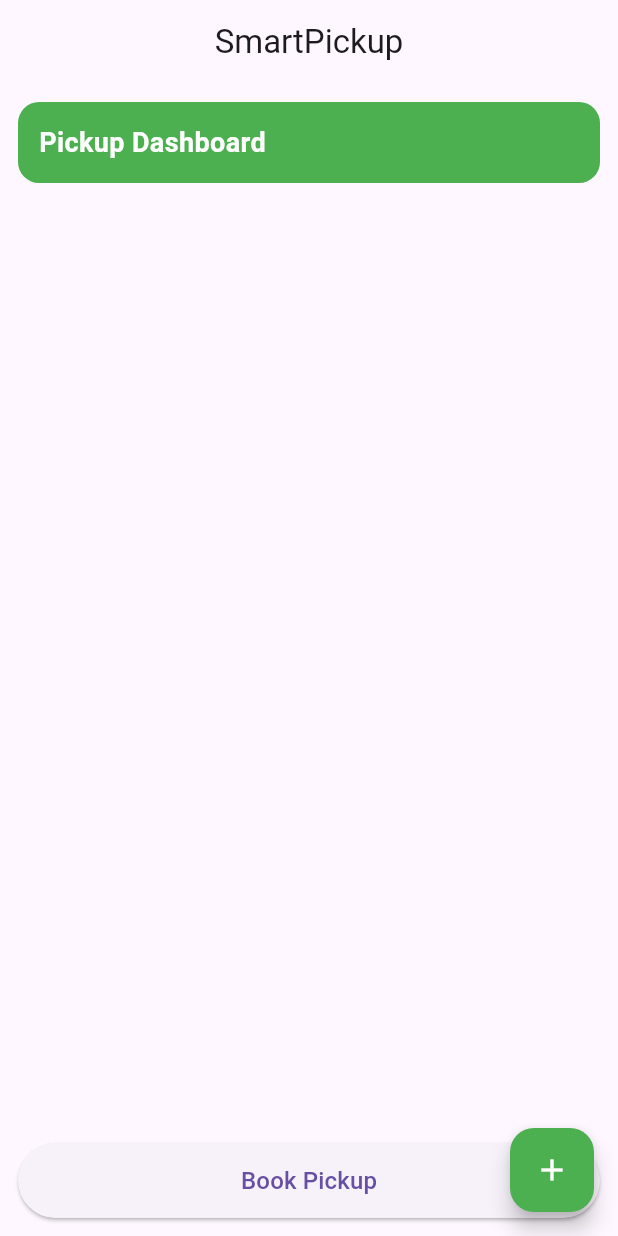
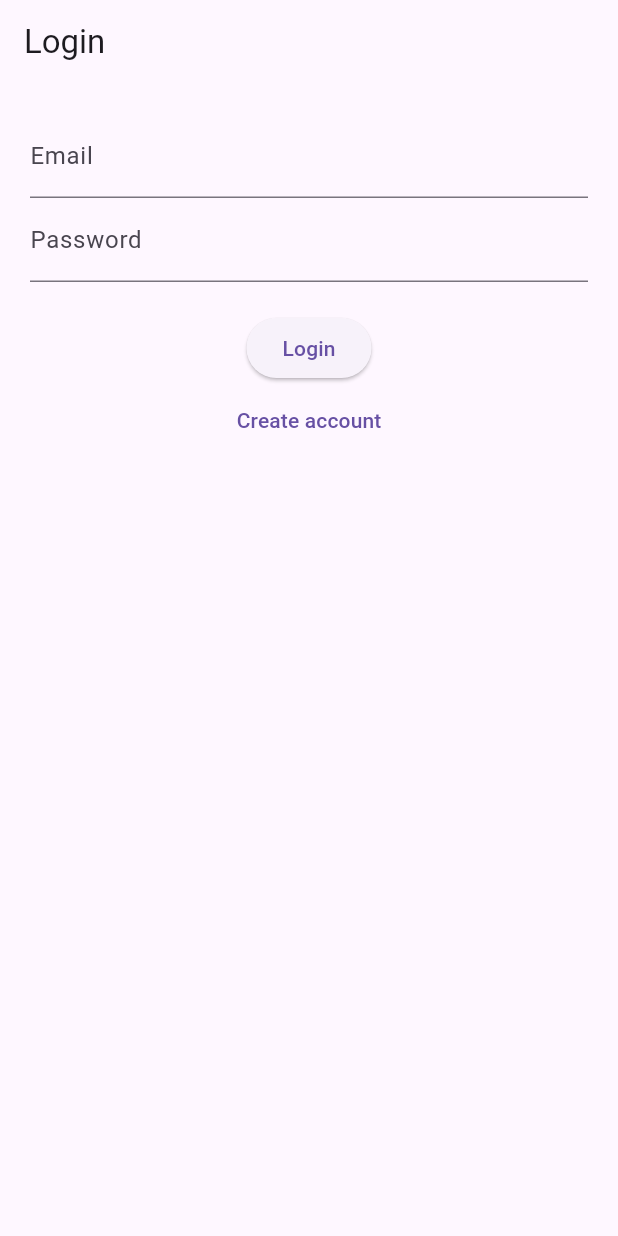
Before and after one commit to kalviumcommunity/SmartPickup-Sprint-2, a Flutter app: the screen it shows after launch, on a phone screen of 412 x 824 dp. Run offline on Flutter 3.47's test engine with Material 3 defaults, Android fonts, the phone set to English and light mode, and no system bars; our stand-ins replace cloud_firestore, firebase_auth, firebase_core; accounts and stored records are empty.

Commit message:
integrated Firebase Auth and Firestore with working login and data flow

```diff
--- a/smartpickup/lib/main.dart
+++ b/smartpickup/lib/main.dart
@@ -1,7 +1,7 @@
 import 'package:flutter/material.dart';
-import 'package:cloud_firestore/cloud_firestore.dart';
 import 'package:firebase_core/firebase_core.dart';
 import 'firebase_options.dart';
+import 'screens/login_screen.dart';
 
 void main() async {
   WidgetsFlutterBinding.ensureInitialized();
@@ -18,153 +18,9 @@ class SmartPickupApp extends StatelessWidget {
   Widget build(BuildContext context) {
     return MaterialApp(
       title: 'SmartPickup',
+      debugShowCheckedModeBanner: false,
       theme: ThemeData(primarySwatch: Colors.green),
-      home: const PickupHome(),
-      debugShowCheckedModeBanner: false,
+      home: const LoginScreen(),
     );
   }
 }
-
-class PickupHome extends StatelessWidget {
-  const PickupHome({super.key});
-
-  void bookPickup() {
-    FirebaseFirestore.instance.collection("pickups").add({
-      "status": "booked",
-      "time": Timestamp.now(),
-    });
-  }
-
-  @override
-  Widget build(BuildContext context) {
-    double width = MediaQuery.of(context).size.width;
-    double height = MediaQuery.of(context).size.height;
-
-    bool isTablet = width > 600;
-    bool isLandscape = width > height;
-
-    return Scaffold(
-      appBar: AppBar(
-        title: const Text("SmartPickup"),
-        centerTitle: true,
-      ),
-
-      body: Padding(
-        padding: EdgeInsets.all(isTablet ? 24 : 12),
-
-        child: Column(
-          children: [
-
-            /// HEADER
-            Container(
-              width: double.infinity,
-              padding: EdgeInsets.all(isTablet ? 20 : 14),
-              decoration: BoxDecoration(
-                color: Colors.green,
-                borderRadius: BorderRadius.circular(14),
-              ),
-              child: Text(
-                "Pickup Dashboard",
-                style: TextStyle(
-                  color: Colors.white,
-                  fontSize: isTablet ? 26 : 18,
-                  fontWeight: FontWeight.bold,
-                ),
-              ),
-            ),
-
-            const SizedBox(height: 16),
-
-            /// FIRESTORE LIST
-            Expanded(
-              child: StreamBuilder(
-                stream: FirebaseFirestore.instance
-                    .collection("pickups")
-                    .orderBy("time", descending: true)
-                    .snapshots(),
-                builder: (context, snapshot) {
-                  if (!snapshot.hasData) {
-                    return const Center(child: CircularProgressIndicator());
-                  }
-
-                  final docs = snapshot.data!.docs;
-
-                  /// TABLET → GRID
-                  if (isTablet) {
-                    return GridView.count(
-                      crossAxisCount: isLandscape ? 3 : 2,
-                      crossAxisSpacing: 12,
-                      mainAxisSpacing: 12,
-                      children: docs.map((doc) {
-                        return _pickupCard(doc, isTablet);
-                      }).toList(),
-                    );
-                  }
-
-                  /// PHONE → LIST
-                  return ListView(
-                    children: docs.map((doc) {
-                      return _pickupCard(doc, isTablet);
-                    }).toList(),
-                  );
-                },
-              ),
-            ),
-
-            const SizedBox(height: 10),
-
-            /// FOOTER BUTTON
-            SizedBox(
-              width: double.infinity,
-              height: isTablet ? 60 : 50,
-              child: ElevatedButton(
-                onPressed: bookPickup,
-                child: Text(
-                  "Book Pickup",
-                  style: TextStyle(fontSize: isTablet ? 20 : 16),
-                ),
-              ),
-            )
-          ],
-        ),
-      ),
-
-      /// FAB (still kept)
-      floatingActionButton: FloatingActionButton(
-        onPressed: bookPickup,
-        backgroundColor: Colors.green,
-        child: const Icon(Icons.add, color: Colors.white),
-      ),
-    );
-  }
-
-  /// CARD WIDGET
-  Widget _pickupCard(doc, bool isTablet) {
-    return Card(
-      elevation: 4,
-      shape: RoundedRectangleBorder(borderRadius: BorderRadius.circular(16)),
-      child: Padding(
-        padding: EdgeInsets.all(isTablet ? 20 : 12),
-        child: Row(
-          children: [
-            Icon(
-              Icons.local_shipping,
-              size: isTablet ? 40 : 28,
-              color: Colors.green,
-            ),
-            const SizedBox(width: 12),
-            Expanded(
-              child: Text(
-                "Pickup booked\n${doc["time"].toDate()}",
-                style: TextStyle(
-                  fontSize: isTablet ? 18 : 14,
-                  fontWeight: FontWeight.w600,
-                ),
-              ),
-            ),
-          ],
-        ),
-      ),
-    );
-  }
-}
--- /dev/null
+++ b/smartpickup/lib/screens/login_screen.dart
@@ -0,0 +1,54 @@
+import 'package:flutter/material.dart';
+import '../services/auth_service.dart';
+import 'signup_screen.dart';
+import 'home_screen.dart';
+
+class LoginScreen extends StatefulWidget {
+  const LoginScreen({super.key});
+
+  @override
+  State<LoginScreen> createState() => _LoginState();
+}
+
+class _LoginState extends State<LoginScreen> {
+  final email = TextEditingController();
+  final pass = TextEditingController();
+  final auth = AuthService();
+
+  void login() async {
+    final user = await auth.login(email.text, pass.text);
+
+    if (user != null) {
+      Navigator.pushReplacement(
+        context,
+        MaterialPageRoute(builder: (_) => const HomeScreen()),
+      );
+    } else {
+      ScaffoldMessenger.of(context)
+          .showSnackBar(const SnackBar(content: Text("Login failed")));
+    }
+  }
+
+  @override
+  Widget build(BuildContext context) {
+    return Scaffold(
+      appBar: AppBar(title: const Text("Login")),
+      body: Padding(
+        padding: const EdgeInsets.all(20),
+        child: Column(
+          children: [
+            TextField(controller: email, decoration: const InputDecoration(labelText: "Email")),
+            TextField(controller: pass, decoration: const InputDecoration(labelText: "Password")),
+            const SizedBox(height: 20),
+            ElevatedButton(onPressed: login, child: const Text("Login")),
+            TextButton(
+              onPressed: () => Navigator.push(context,
+                  MaterialPageRoute(builder: (_) => const SignupScreen())),
+              child: const Text("Create account"),
+            )
+          ],
+        ),
+      ),
+    );
+  }
+}
--- /dev/null
+++ b/smartpickup/lib/services/auth_service.dart
@@ -0,0 +1,37 @@
+import 'package:firebase_auth/firebase_auth.dart';
+
+class AuthService {
+  final FirebaseAuth _auth = FirebaseAuth.instance;
+
+  Future<User?> signup(String email, String password) async {
+    try {
+      final cred = await _auth.createUserWithEmailAndPassword(
+        email: email,
+        password: password,
+      );
+      return cred.user;
+    } catch (e) {
+      print(e);
+      return null;
+    }
+  }
+
+  Future<User?> login(String email, String password) async {
+    try {
+      final cred = await _auth.signInWithEmailAndPassword(
+        email: email,
+        password: password,
+      );
+      return cred.user;
+    } catch (e) {
+      print(e);
+      return null;
+    }
+  }
+
+  Future<void> logout() async {
+    await _auth.signOut();
+  }
+
+  User? get currentUser => _auth.currentUser;
+}
--- a/smartpickup/pubspec.yaml
+++ b/smartpickup/pubspec.yaml
@@ -9,7 +9,7 @@ environment:
 dependencies:
   flutter:
     sdk: flutter
-
   cupertino_icons: ^1.0.8
   firebase_core: ^3.6.0
+  firebase_auth: ^5.3.0
   cloud_firestore: ^5.4.0
```
Also changed, not shown: smartpickup/lib/screens/home_screen.dart (+65 -0 lines), smartpickup/lib/screens/signup_screen.dart (added, +45 -0 lines), smartpickup/lib/services/firestore_service.dart (added, +25 -0 lines), smartpickup/lib/firebase_options.dart, smartpickup/pubspec.lock, 4 other files.
